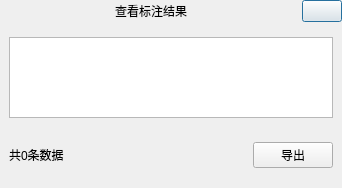
Before: the Qt Designer form module/reviewdialog.ui in chenwuwen/ImageLabelSpirit, drawn with Qt 5.
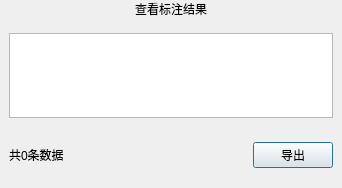
After: the same form once the commit is applied.

```diff
--- a/module/reviewdialog.ui
+++ b/module/reviewdialog.ui
@@ -25,7 +25,7 @@
    </property>
    <item row="0" column="0">
     <widget class="QWidget" name="widget" native="true">
-     <layout class="QHBoxLayout" name="horizontalLayout" stretch="2,2,2,1">
+     <layout class="QHBoxLayout" name="horizontalLayout" stretch="2">
       <property name="spacing">
        <number>0</number>
       </property>
@@ -41,19 +41,6 @@
       <property name="bottomMargin">
        <number>0</number>
       </property>
-      <item>
-       <spacer name="horizontalSpacer">
-        <property name="orientation">
-         <enum>Qt::Horizontal</enum>
-        </property>
-        <property name="sizeHint" stdset="0">
-         <size>
-          <width>191</width>
-          <height>20</height>
-         </size>
-        </property>
-       </spacer>
-      </item>
       <item>
        <widget class="QLabel" name="review_dialog_title">
         <property name="text">
@@ -64,32 +51,6 @@
         </property>
        </widget>
       </item>
-      <item>
-       <spacer name="horizontalSpacer_2">
-        <property name="orientation">
-         <enum>Qt::Horizontal</enum>
-        </property>
-        <property name="sizeHint" stdset="0">
-         <size>
-          <width>94</width>
-          <height>20</height>
-         </size>
-        </property>
-       </spacer>
-      </item>
-      <item>
-       <widget class="QPushButton" name="review_dialog_close_btn">
-        <property name="sizePolicy">
-         <sizepolicy hsizetype="Fixed" vsizetype="Expanding">
-          <horstretch>0</horstretch>
-          <verstretch>0</verstretch>
-         </sizepolicy>
-        </property>
-        <property name="text">
-         <string/>
-        </property>
-       </widget>
-      </item>
      </layout>
     </widget>
    </item>
```
